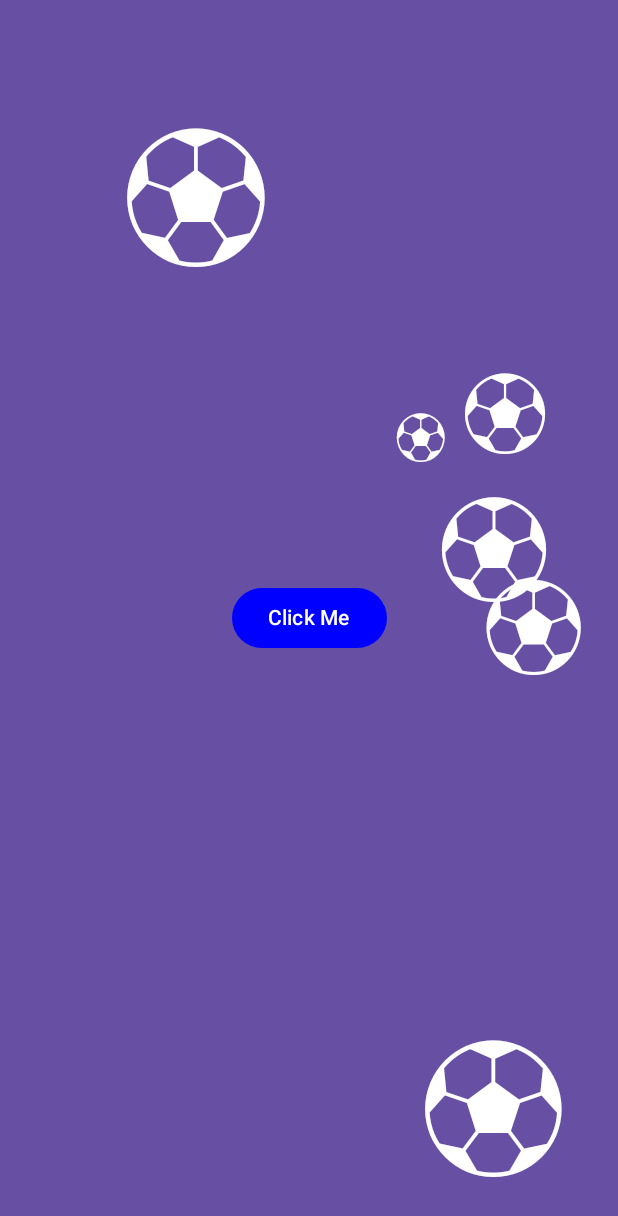
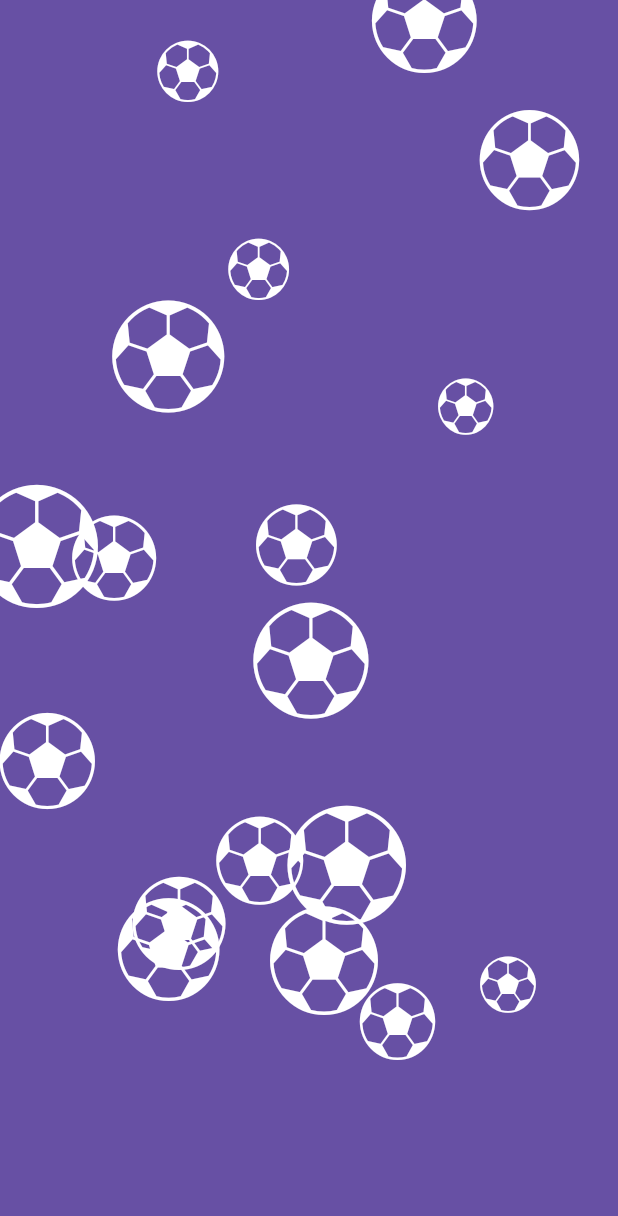
Before and after one commit to amjad-awad-allah/DripEffectView, an Android app built with Jetpack Compose: the screen it shows after launch (MainActivity), on a phone screen of 412 x 824 dp. Shown: the top 1216 px of the screen. Run offline under Robolectric (Android 15) with nearby library versions, the phone set to English and light mode, and no system bars.

Commit message:
update code

```diff
--- a/app/src/main/java/com/amjad/fluid/MainActivity.kt
+++ b/app/src/main/java/com/amjad/fluid/MainActivity.kt
@@ -26,29 +26,17 @@ class MainActivity : ComponentActivity() {
                     modifier = Modifier.fillMaxSize(),
                     color = MaterialTheme.colorScheme.primary
                 ) {
-                    Box {
-                        CustomDripView(
-                            maxSpeed = 20f,
-                            starCountPerSecond = 3,
-                            animationDuration = 3000,
-                            dropText = "⚽"
-//                            dropImageResId = R.drawable.circle_shape
+                    CustomDripView(
+                        modifier = Modifier.fillMaxSize(),
+                        maxSpeed = 15f,
+                        starCountPerSecond = 10,
+                        animationDuration = 5000,
+                        dropText = "⚽",
+//                        dropImageResId = R.drawable.circle_shape,
+//                        maxImageSize = 20
+                    )
 
 
-
-//                            dropImageResId = R.drawable.circle_shape,
-
-                        )
-
-                        Button(   colors = ButtonDefaults.buttonColors(
-                            containerColor = Color.Blue,  // Button color
-                            contentColor = Color.White   ),
-                            onClick = { /* Handle button click */ },
-                            modifier = Modifier.align(Alignment.Center)
-                        ) {
-                            Text("Click Me")
-                        }
-                    }
                 }
             }
         }
```
Also changed, not shown: DripEffectView/src/main/java/com/amjad/dripeffectview/dripeffectview.kt (renamed from DripEffectView/src/main/java/com/amjad/dripeffectview/DripEffectView.kt), app/src/main/java/com/amjad/fluid/dripeffectview.kt (renamed from app/src/main/java/com/amjad/fluid/CustomDripView.kt), 1 other file.
